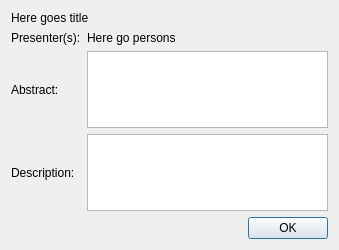
Before: the Qt Designer form src/gui/eventdialog.ui in edulix/confclerk, drawn with Qt 5.
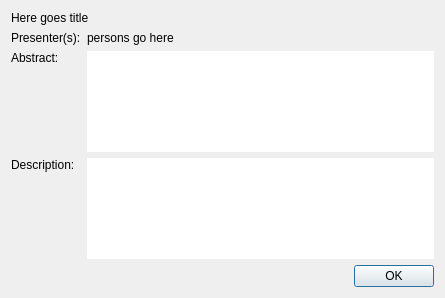
After: the same form once the commit is applied.

Commit message: event-dialog - displayed persons/presenters names  - implemented Event::persons() method to get persons names    associated with the given event ID

Patch:
```diff
--- a/src/gui/eventdialog.ui
+++ b/src/gui/eventdialog.ui
@@ -5,13 +5,16 @@
    <rect>
     <x>0</x>
     <y>0</y>
-    <width>339</width>
-    <height>250</height>
+    <width>445</width>
+    <height>298</height>
    </rect>
   </property>
   <property name="windowTitle" >
    <string>Dialog</string>
   </property>
+  <property name="autoFillBackground" >
+   <bool>false</bool>
+  </property>
   <layout class="QGridLayout" name="gridLayout" >
    <item row="0" column="0" >
     <layout class="QVBoxLayout" name="verticalLayout" >
@@ -34,7 +37,7 @@
        <item row="1" column="2" >
         <widget class="QLabel" name="persons" >
          <property name="text" >
-          <string>Here go persons</string>
+          <string>persons go here</string>
          </property>
         </widget>
        </item>
@@ -43,20 +46,58 @@
          <property name="text" >
           <string>Abstract:</string>
          </property>
+         <property name="alignment" >
+          <set>Qt::AlignLeading|Qt::AlignLeft|Qt::AlignTop</set>
+         </property>
         </widget>
        </item>
        <item row="2" column="2" >
-        <widget class="QPlainTextEdit" name="abstract" />
+        <widget class="QPlainTextEdit" name="abstract" >
+         <property name="autoFillBackground" >
+          <bool>false</bool>
+         </property>
+         <property name="frameShape" >
+          <enum>QFrame::NoFrame</enum>
+         </property>
+         <property name="frameShadow" >
+          <enum>QFrame::Plain</enum>
+         </property>
+         <property name="lineWidth" >
+          <number>1</number>
+         </property>
+         <property name="readOnly" >
+          <bool>true</bool>
+         </property>
+         <property name="backgroundVisible" >
+          <bool>false</bool>
+         </property>
+         <property name="centerOnScroll" >
+          <bool>false</bool>
+         </property>
+        </widget>
        </item>
        <item row="3" column="1" >
         <widget class="QLabel" name="label" >
          <property name="text" >
           <string>Description:</string>
          </property>
+         <property name="alignment" >
+          <set>Qt::AlignLeading|Qt::AlignLeft|Qt::AlignTop</set>
+         </property>
         </widget>
        </item>
        <item row="3" column="2" >
-        <widget class="QPlainTextEdit" name="description" />
+        <widget class="QPlainTextEdit" name="description" >
+         <property name="frameShape" >
+          <enum>QFrame::NoFrame</enum>
+         </property>
+         <property name="frameShadow" >
+          <enum>QFrame::Plain</enum>
+         </property>
+         <property name="readOnly" >
+          <bool>true</bool>
+         </property>
+        </widget>
        </item>
       </layout>
      </item>
```
The commit also changes 4 other files.
